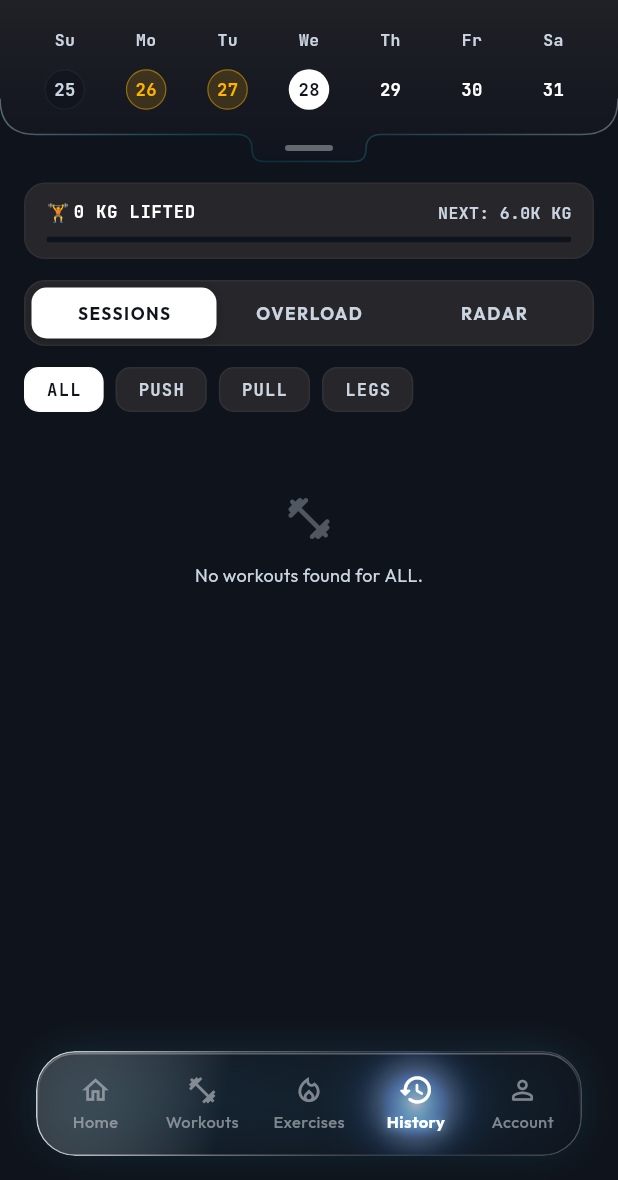
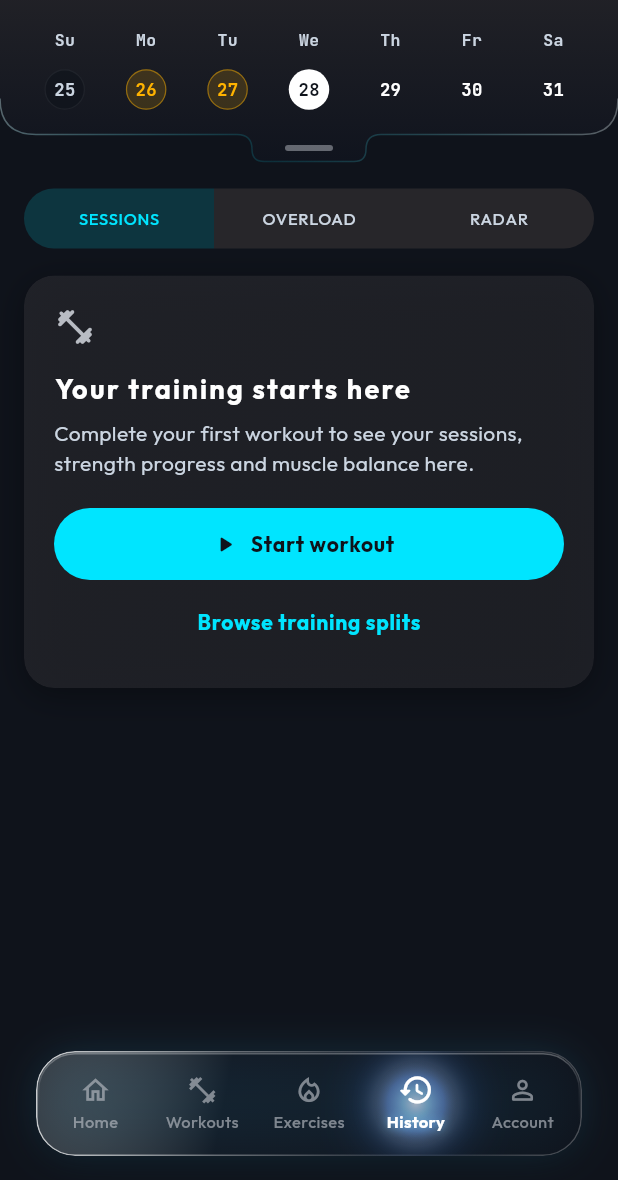
Before and after one commit to LuvyaNishad/GYM_APP, a Flutter app: the HistoryScreen screen opened by its route, on a phone screen of 412 x 824 dp, the part 56-1236 px from its top. Run offline on Flutter 3.47's test engine with Material 3 defaults, Android fonts, the phone set to English and light mode, and no system bars; our stand-ins replace fl_chart, flutter_local_notifications, flutter_riverpod, freezed_annotation, go_router, hive_ce_flutter and 3 more; accounts and stored records are empty.

Commit message:
feat(history): add actionable empty training states

```diff
--- a/lib/features/history/screens/history_screen.dart
+++ b/lib/features/history/screens/history_screen.dart
@@ -29,7 +29,8 @@ class HistoryScreen extends ConsumerWidget {
     final intVol = volume.toInt();
     if (intVol >= 1000) {
       final k = (intVol / 1000).toStringAsFixed(1);
-      return '$k' 'K KG';
+      return '$k'
+          'K KG';
     }
     return '$intVol KG';
   }
@@ -58,12 +59,18 @@ class HistoryScreen extends ConsumerWidget {
 
           // ── 2. Content Area Below Calendar ────────────────────────────────
           SliverPadding(
-            padding: EdgeInsets.fromLTRB(16, 14, 16, AppShell.bottomPadding(context, extra: 24)),
+            padding: EdgeInsets.fromLTRB(
+              16,
+              14,
+              16,
+              AppShell.bottomPadding(context, extra: 24),
+            ),
             sliver: SliverToBoxAdapter(
               child: Column(
                 crossAxisAlignment: CrossAxisAlignment.start,
                 children: [
                   // ── Lifetime Tonnage & Level Progress Bar (Below Calendar) ──
+                  if (summary.completedWorkoutsCount > 0) ...[
                     Container(
                       padding: const EdgeInsets.symmetric(
                         horizontal: 14,
@@ -85,8 +92,10 @@ class HistoryScreen extends ConsumerWidget {
                             children: [
                               Row(
                                 children: [
-                                const Text('🏋️ ',
-                                    style: TextStyle(fontSize: 12)),
+                                  const Text(
+                                    '🏋️ ',
+                                    style: TextStyle(fontSize: 12),
+                                  ),
                                   Text(
                                     '${_formatTonnage(summary.totalTonnageKg)} LIFTED',
                                     style: const TextStyle(
@@ -118,7 +127,7 @@ class HistoryScreen extends ConsumerWidget {
                               minHeight: 4,
                               backgroundColor: AppColors.onyx,
                               valueColor: const AlwaysStoppedAnimation<Color>(
-                              Color(0xFF00E676),
+                                AppColors.platinum,
                               ),
                             ),
                           ),
@@ -127,6 +136,7 @@ class HistoryScreen extends ConsumerWidget {
                     ),
 
                     const SizedBox(height: 14),
+                  ],
 
                   // ── 3-Segment Controller ─────────────────────────────────
                   HistorySegmentBar(
--- a/lib/features/history/widgets/history_segment_bar.dart
+++ b/lib/features/history/widgets/history_segment_bar.dart
@@ -1,9 +1,5 @@
-/// Clean, modern segmented control for the LEON History & Performance Center.
-library;
-
 import 'package:flutter/material.dart';
 import 'package:flutter/services.dart';
-
 import '../../../core/theme/app_colors.dart';
 import '../../../core/theme/app_typography.dart';
 
@@ -17,71 +13,38 @@ class HistorySegmentBar extends StatelessWidget {
   final int selectedIndex;
   final ValueChanged<int> onChanged;
 
-  static const _labels = ['SESSIONS', 'OVERLOAD', 'RADAR'];
-
   @override
   Widget build(BuildContext context) {
-    return Container(
-      height: 44,
-      padding: const EdgeInsets.all(4),
-      decoration: BoxDecoration(
-        color: AppColors.charcoal,
-        borderRadius: BorderRadius.circular(14),
-        border: Border.all(
-          color: AppColors.steel.withValues(alpha: 0.5),
-          width: 1.0,
+    return SegmentedButton<int>(
+      expandedInsets: EdgeInsets.zero,
+      showSelectedIcon: false,
+      segments: const [
+        ButtonSegment(value: 0, label: Text('SESSIONS')),
+        ButtonSegment(value: 1, label: Text('OVERLOAD')),
+        ButtonSegment(value: 2, label: Text('RADAR')),
+      ],
+      selected: {selectedIndex},
+      onSelectionChanged: (selection) {
+        HapticFeedback.selectionClick();
+        onChanged(selection.single);
+      },
+      style: ButtonStyle(
+        minimumSize: const WidgetStatePropertyAll(Size(44, 48)),
+        padding: const WidgetStatePropertyAll(
+          EdgeInsets.symmetric(horizontal: 8),
         ),
-      ),
-      child: Row(
-        children: [
-          for (int i = 0; i < _labels.length; i++)
-            Expanded(
-              child: GestureDetector(
-                behavior: HitTestBehavior.opaque,
-                onTap: () {
-                  if (selectedIndex != i) {
-                    HapticFeedback.selectionClick();
-                    onChanged(i);
-                  }
-                },
-                child: AnimatedContainer(
-                  duration: const Duration(milliseconds: 200),
-                  curve: Curves.easeOutCubic,
-                  decoration: BoxDecoration(
-                    color: selectedIndex == i
-                        ? AppColors.pureWhite
-                        : Colors.transparent,
-                    borderRadius: BorderRadius.circular(10),
-                    boxShadow: selectedIndex == i
-                        ? [
-                            BoxShadow(
-                              color: Colors.black.withValues(alpha: 0.25),
-                              blurRadius: 6,
-                              offset: const Offset(0, 2),
-                            ),
-                          ]
-                        : null,
-                  ),
-                  child: Center(
-                    child: Text(
-                      _labels[i],
-                      style: AppTypography.labelSmall.copyWith(
-                        fontFamily: AppTypography.fontDisplay,
-                        fontSize: 11.5,
-                        fontWeight: selectedIndex == i
-                            ? FontWeight.w800
-                            : FontWeight.w600,
-                        letterSpacing: 1.0,
-                        color: selectedIndex == i
-                            ? AppColors.onyx
-                            : AppColors.textSecondary,
-                      ),
-                    ),
-                  ),
-                ),
-              ),
-            ),
-        ],
+        side: const WidgetStatePropertyAll(BorderSide.none),
+        textStyle: const WidgetStatePropertyAll(AppTypography.labelSmall),
+        foregroundColor: WidgetStateProperty.resolveWith(
+          (states) => states.contains(WidgetState.selected)
+              ? AppColors.primary
+              : AppColors.textSecondary,
+        ),
+        backgroundColor: WidgetStateProperty.resolveWith(
+          (states) => states.contains(WidgetState.selected)
+              ? AppColors.primary.withValues(alpha: 0.16)
+              : AppColors.charcoal,
+        ),
       ),
     );
   }
--- a/lib/features/history/widgets/sessions_tab_view.dart
+++ b/lib/features/history/widgets/sessions_tab_view.dart
@@ -1,12 +1,14 @@
-/// Sessions Tab View for LEON History:
-/// Minimal, uncluttered chronological workout log feed with split filter & calendar date sync.
-library;
-
 import 'package:flutter/material.dart';
 import 'package:flutter_riverpod/flutter_riverpod.dart';
+import 'package:go_router/go_router.dart';
 
+import '../../../core/constants/app_constants.dart';
 import '../../../core/theme/app_colors.dart';
 import '../../../core/theme/app_typography.dart';
+import '../../../shared/widgets/glass_card.dart';
+import '../../dashboard/providers/workout_rotation_provider.dart';
+import '../../workout_builder/providers/splits_provider.dart';
+import '../../workout_session/providers/active_session_provider.dart';
 import '../providers/history_provider.dart';
 import 'workout_history_card.dart';
 
@@ -18,299 +20,162 @@ class SessionsTabView extends ConsumerStatefulWidget {
 }
 
 class _SessionsTabViewState extends ConsumerState<SessionsTabView> {
-  String _selectedFilter = 'ALL';
+  String _selectedFilter = 'All';
 
-  String _formatDate(DateTime d) {
-    const months = [
-      'Jan',
-      'Feb',
-      'Mar',
-      'Apr',
-      'May',
-      'Jun',
-      'Jul',
-      'Aug',
-      'Sep',
-      'Oct',
-      'Nov',
-      'Dec',
-    ];
-    return '${months[d.month - 1]} ${d.day}, ${d.year}';
+  void _clearFilters() {
+    setState(() => _selectedFilter = 'All');
+    ref.read(selectedCalendarDateProvider.notifier).clear();
+  }
+
+  void _startWorkout() {
+    if (ref.read(activeSessionProvider).isActive) {
+      context.push(AppConstants.routeWorkoutSession);
+      return;
+    }
+    final day = ref.read(workoutRotationProvider).selectedDay;
+    final splits = ref.read(splitsProvider.notifier);
+    if (day.isRestDay) {
+      splits.startEmptyWorkout(context);
+    } else {
+      splits.startWorkoutFromDay(context, day);
+    }
   }
 
   @override
   Widget build(BuildContext context) {
     final workouts = ref.watch(historyWorkoutsProvider);
     final selectedDate = ref.watch(selectedCalendarDateProvider);
-
-    final filteredWorkouts = workouts.where((w) {
-      if (selectedDate != null) {
-        final matchesDate = w.date.year == selectedDate.year &&
-            w.date.month == selectedDate.month &&
-            w.date.day == selectedDate.day;
-        if (!matchesDate) return false;
+    final hasActiveSession = ref.watch(
+      activeSessionProvider.select((session) => session.isActive),
+    );
+    final dateLabel = selectedDate == null
+        ? null
+        : MaterialLocalizations.of(context).formatMediumDate(selectedDate);
+    final filteredWorkouts = workouts.where((workout) {
+      if (selectedDate != null &&
+          !DateUtils.isSameDay(workout.date, selectedDate)) {
+        return false;
       }
-
-      if (_selectedFilter == 'ALL') return true;
-      if (_selectedFilter == 'PUSH') return w.name.toUpperCase().contains('PUSH');
-      if (_selectedFilter == 'PULL') return w.name.toUpperCase().contains('PULL');
-      if (_selectedFilter == 'LEGS') return w.name.toUpperCase().contains('LEG');
-      return true;
+      return _selectedFilter == 'All' ||
+          workout.name.toLowerCase().contains(
+            _selectedFilter == 'Legs' ? 'leg' : _selectedFilter.toLowerCase(),
+          );
     }).toList();
 
     return Column(
-      crossAxisAlignment: CrossAxisAlignment.start,
+      crossAxisAlignment: CrossAxisAlignment.stretch,
       children: [
-        // ── Selected Date Filter Active Notice (if any) ─────────────────────
-        if (selectedDate != null) ...[
-          Container(
-            padding: const EdgeInsets.symmetric(horizontal: 12, vertical: 8),
-            margin: const EdgeInsets.only(bottom: 12),
-            decoration: BoxDecoration(
-              color: const Color(0xFF00E5FF).withValues(alpha: 0.1),
-              borderRadius: BorderRadius.circular(12),
-              border: Border.all(
-                color: const Color(0xFF00E5FF).withValues(alpha: 0.4),
-                width: 1.0,
-              ),
-            ),
-            child: Row(
-              mainAxisAlignment: MainAxisAlignment.spaceBetween,
-              children: [
+        if (selectedDate != null)
           Row(
             children: [
               const Icon(
-                      Icons.calendar_today_rounded,
-                      size: 14,
-                      color: Color(0xFF00E5FF),
+                Icons.calendar_today_outlined,
+                size: 16,
+                color: AppColors.warning,
               ),
               const SizedBox(width: 8),
-                    Text(
-                      'FILTER: ${_formatDate(selectedDate).toUpperCase()}',
-                      style: const TextStyle(
-                        fontFamily: AppTypography.fontMono,
-                        fontSize: 11.5,
-                        fontWeight: FontWeight.w700,
-                        color: Color(0xFF00E5FF),
-                      ),
+              Expanded(child: Text(dateLabel!, style: AppTypography.dataLabel)),
+              TextButton(
+                onPressed: () =>
+                    ref.read(selectedCalendarDateProvider.notifier).clear(),
+                child: const Text('Clear date'),
               ),
             ],
           ),
-                GestureDetector(
-                  onTap: () {
-                    ref.read(selectedCalendarDateProvider.notifier).clear();
-                  },
-                  child: Container(
-                    padding:
-                        const EdgeInsets.symmetric(horizontal: 8, vertical: 3),
-                    decoration: BoxDecoration(
-                      color: AppColors.steel.withValues(alpha: 0.4),
-                      borderRadius: BorderRadius.circular(6),
+        if (workouts.isNotEmpty) ...[
+          SingleChildScrollView(
+            scrollDirection: Axis.horizontal,
+            child: Row(
+              children: [
+                for (final filter in ['All', 'Push', 'Pull', 'Legs'])
+                  Padding(
+                    padding: const EdgeInsets.only(right: 8),
+                    child: ChoiceChip(
+                      label: Text(filter),
+                      selected: _selectedFilter == filter,
+                      onSelected: (_) =>
+                          setState(() => _selectedFilter = filter),
+                      selectedColor: AppColors.primary.withValues(alpha: 0.16),
+                      checkmarkColor: AppColors.primary,
+                      side: BorderSide.none,
+                      labelStyle: AppTypography.bodySmall.copyWith(
+                        color: _selectedFilter == filter
+                            ? AppColors.primary
+                            : AppColors.textSecondary,
                       ),
-                    child: const Text(
-                      'CLEAR',
-                      style: TextStyle(
-                        fontFamily: AppTypography.fontBody,
-                        fontSize: 11.0,
-                        fontWeight: FontWeight.w700,
-                        color: AppColors.pureWhite,
-                      ),
-                    ),
+                      materialTapTargetSize: MaterialTapTargetSize.padded,
                     ),
                   ),
               ],
             ),
           ),
+          const SizedBox(height: 12),
         ],
-
-        // ── Split Filter Pills ─────────────────────────────────────────────
-        SingleChildScrollView(
-          scrollDirection: Axis.horizontal,
-          physics: const BouncingScrollPhysics(),
-          child: Row(
+        if (filteredWorkouts.isEmpty)
+          GlassCard(
+            border: false,
+            blur: true,
+            padding: const EdgeInsets.all(20),
+            child: Column(
+              crossAxisAlignment: CrossAxisAlignment.stretch,
               children: [
-              for (final filter in ['ALL', 'PUSH', 'PULL', 'LEGS']) ...[
-                GestureDetector(
-                  onTap: () => setState(() => _selectedFilter = filter),
-                  child: Container(
-                    padding:
-                        const EdgeInsets.symmetric(horizontal: 14, vertical: 6),
-                    decoration: BoxDecoration(
-                      color: _selectedFilter == filter
-                          ? AppColors.pureWhite
-                          : AppColors.charcoal,
-                      borderRadius: BorderRadius.circular(10),
-                      border: Border.all(
-                        color: _selectedFilter == filter
-                            ? AppColors.pureWhite
-                            : AppColors.steel.withValues(alpha: 0.5),
-                        width: 1.0,
+                const Align(
+                  alignment: Alignment.centerLeft,
+                  child: Icon(
+                    Icons.fitness_center_rounded,
+                    size: 28,
+                    color: AppColors.platinum,
                   ),
                 ),
-                    child: Text(
-                      filter,
-                      style: TextStyle(
-                        fontFamily: AppTypography.fontMono,
-                        fontSize: 11.5,
-                        fontWeight: FontWeight.w700,
-                        color: _selectedFilter == filter
-                            ? AppColors.onyx
-                            : AppColors.textSecondary,
-                        letterSpacing: 0.8,
+                const SizedBox(height: 16),
+                Text(
+                  workouts.isEmpty
+                      ? 'Your training starts here'
+                      : 'No matching workouts',
+                  style: AppTypography.headlineMedium,
+                ),
+                const SizedBox(height: 8),
+                Text(
+                  workouts.isEmpty
+                      ? 'Complete your first workout to see your sessions, strength progress and muscle balance here.'
+                      : selectedDate != null
+                      ? 'No ${_selectedFilter == 'All' ? '' : '${_selectedFilter.toLowerCase()} '}workouts logged on $dateLabel.'
+                      : 'No ${_selectedFilter.toLowerCase()} workouts in your history yet.',
+                  style: AppTypography.bodyMedium,
+                ),
+                const SizedBox(height: 20),
+                if (workouts.isEmpty) ...[
+                  FilledButton.icon(
+                    onPressed: _startWorkout,
+                    icon: const Icon(Icons.play_arrow_rounded),
+                    label: Text(
+                      hasActiveSession ? 'Resume workout' : 'Start workout',
+                    ),
+                    style: FilledButton.styleFrom(
+                      minimumSize: const Size.fromHeight(48),
+                      backgroundColor: AppColors.primary,
+                      foregroundColor: AppColors.onPrimary,
                     ),
                   ),
+                  const SizedBox(height: 4),
+                  TextButton(
+                    onPressed: () =>
+                        context.go(AppConstants.routeWorkoutBuilder),
+                    child: const Text('Browse training splits'),
                   ),
+                ] else
+                  TextButton.icon(
+                    onPressed: _clearFilters,
+                    icon: const Icon(Icons.filter_alt_off_outlined, size: 18),
+                    label: const Text('Show all workouts'),
                   ),
-                const SizedBox(width: 8),
-              ],
               ],
             ),
-        ),
-
-        const SizedBox(height: 14),
-
-        // ── Chronological Workout Log Cards ────────────────────────────────
-        if (filteredWorkouts.isEmpty)
-          _buildEmptyState(
-            selectedDate: selectedDate,
-            selectedFilter: _selectedFilter,
-            onClearFilter: () {
-              ref.read(selectedCalendarDateProvider.notifier).clear();
-            },
           )
         else
           for (final workout in filteredWorkouts)
-            WorkoutHistoryCard(workout: workout),
+            WorkoutHistoryCard(key: ValueKey(workout.id), workout: workout),
       ],
     );
   }
-
-  Widget _buildEmptyState({
-    required DateTime? selectedDate,
-    required String selectedFilter,
-    required VoidCallback onClearFilter,
-  }) {
-    if (selectedDate == null) {
-      return Center(
-        child: Padding(
-          padding: const EdgeInsets.symmetric(vertical: 40),
-          child: Column(
-            children: [
-              Icon(
-                Icons.fitness_center_rounded,
-                size: 34,
-                color: AppColors.textSecondary.withValues(alpha: 0.35),
-              ),
-              const SizedBox(height: 12),
-              Text(
-                'No workouts found for $selectedFilter.',
-                style: AppTypography.bodyMedium.copyWith(
-                  color: AppColors.textSecondary,
-                  fontSize: 12,
-                ),
-              ),
-            ],
-          ),
-        ),
-      );
 }
-
-    final isRest = selectedDate.weekday == DateTime.sunday ||
-        selectedDate.weekday == DateTime.wednesday;
-    final now = DateTime.now();
-    final today = DateTime(now.year, now.month, now.day);
-    final sel =
-        DateTime(selectedDate.year, selectedDate.month, selectedDate.day);
-    final isFuture = sel.isAfter(today);
-
-    final title = isFuture
-        ? 'UPCOMING DATE'
-        : isRest
-            ? 'SCHEDULED REST DAY'
-            : 'MISSED SESSION';
-    final subtitle = isFuture
-        ? 'No workouts scheduled yet for ${_formatDate(selectedDate)}'
-        : isRest
-            ? 'Rest & muscle recovery day. No workouts logged.'
-            : 'No workout was logged on ${_formatDate(selectedDate)}.';
-    final icon = isFuture
-        ? Icons.calendar_today_rounded
-        : isRest
-            ? Icons.pause_circle_outline_rounded
-            : Icons.event_busy_rounded;
-    final accentColor = isFuture
-        ? AppColors.textSecondary
-        : isRest
-            ? AppColors.textSecondary
-            : AppColors.warning;
-
-    return Container(
-      width: double.infinity,
-      margin: const EdgeInsets.symmetric(vertical: 20),
-      padding: const EdgeInsets.symmetric(horizontal: 20, vertical: 24),
-      decoration: BoxDecoration(
-        color: AppColors.charcoal,
-        borderRadius: BorderRadius.circular(16),
-        border: Border.all(
-          color: accentColor.withValues(alpha: 0.35),
-          width: 1.0,
-        ),
-      ),
-      child: Column(
-        children: [
-          Icon(
-            icon,
-            size: 32,
-            color: accentColor,
-          ),
-          const SizedBox(height: 10),
-          Text(
-            title,
-            style: TextStyle(
-              fontFamily: AppTypography.fontMono,
-              fontSize: 12.0,
-              fontWeight: FontWeight.w800,
-              color: accentColor,
-              letterSpacing: 1.0,
-            ),
-          ),
-          const SizedBox(height: 6),
-          Text(
-            subtitle,
-            textAlign: TextAlign.center,
-            style: const TextStyle(
-              fontFamily: AppTypography.fontBody,
-              fontSize: 12.0,
-              color: AppColors.textSecondary,
-            ),
-          ),
-          const SizedBox(height: 16),
-          GestureDetector(
-            onTap: onClearFilter,
-            child: Container(
-              padding: const EdgeInsets.symmetric(horizontal: 14, vertical: 8),
-              decoration: BoxDecoration(
-                color: const Color(0xFF00E5FF).withValues(alpha: 0.12),
-                borderRadius: BorderRadius.circular(8),
-                border: Border.all(
-                  color: const Color(0xFF00E5FF).withValues(alpha: 0.4),
-                  width: 1.0,
-                ),
-              ),
-              child: const Text(
-                'SHOW ALL WORKOUTS',
-                style: TextStyle(
-                  fontFamily: AppTypography.fontBody,
-                  fontSize: 11.0,
-                  fontWeight: FontWeight.w800,
-                  color: Color(0xFF00E5FF),
-                  letterSpacing: 0.8,
-                ),
-              ),
-            ),
-          ),
-        ],
-      ),
-    );
-  }
-}
```
Lines whose indentation alone changed are shown as unchanged.
